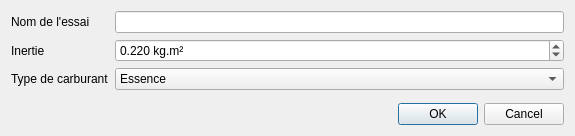
xaviermawet/EcoMotion2013BenchTestExperimental, file Megasquirt/MSDataParameterDialog.ui: the form before one commit.
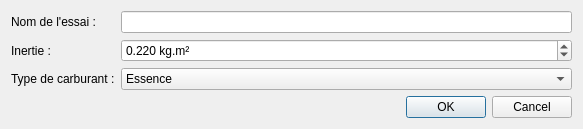
The form after the commit.

What changed in the file:
```diff
--- a/Megasquirt/MSDataParameterDialog.ui
+++ b/Megasquirt/MSDataParameterDialog.ui
@@ -6,8 +6,8 @@
    <rect>
     <x>0</x>
     <y>0</y>
-    <width>575</width>
-    <height>136</height>
+    <width>583</width>
+    <height>127</height>
    </rect>
   </property>
   <property name="windowTitle">
@@ -15,11 +15,11 @@
   </property>
   <layout class="QVBoxLayout" name="verticalLayout">
    <item>
-    <layout class="QFormLayout" name="formLayout">
+    <layout class="QGridLayout" name="gridLayout">
      <item row="0" column="0">
       <widget class="QLabel" name="testNameLabel">
        <property name="text">
-        <string>Nom de l'essai</string>
+        <string>Nom de l'essai :</string>
        </property>
       </widget>
      </item>
@@ -29,7 +29,7 @@
      <item row="1" column="0">
       <widget class="QLabel" name="inertieLabel">
        <property name="text">
-        <string>Inertie</string>
+        <string>Inertie :</string>
        </property>
       </widget>
      </item>
@@ -55,7 +55,7 @@
      <item row="2" column="0">
       <widget class="QLabel" name="fuelTypeLabelLabel">
        <property name="text">
-        <string>Type de carburant</string>
+        <string>Type de carburant :</string>
        </property>
       </widget>
      </item>
```
Left out of the diff: 2 changed lines with no effect on the pictures.
